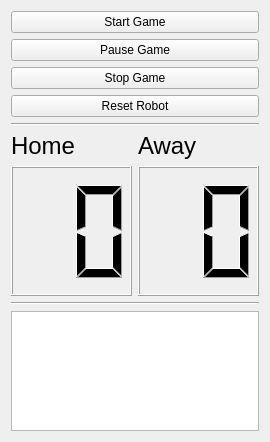
Qt form air_hockey_rqt/resource/AirHockeyManager.ui (PuzeLiu/air_hockey_stack) before a commit.
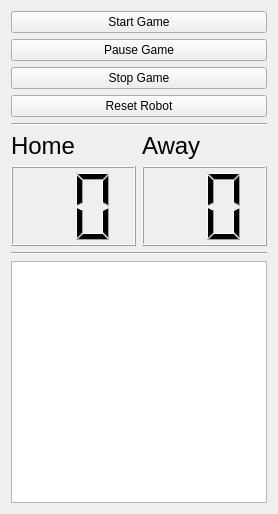
The same form after that commit.

Patch:
```diff
--- a/air_hockey_rqt/resource/AirHockeyManager.ui
+++ b/air_hockey_rqt/resource/AirHockeyManager.ui
@@ -7,7 +7,7 @@
     <x>0</x>
     <y>0</y>
     <width>270</width>
-    <height>442</height>
+    <height>514</height>
    </rect>
   </property>
   <property name="sizePolicy">
@@ -61,6 +61,9 @@
       <layout class="QHBoxLayout" name="horizontalLayout">
        <item>
         <layout class="QVBoxLayout" name="verticalLayoutAway">
+         <property name="sizeConstraint">
+          <enum>QLayout::SetFixedSize</enum>
+         </property>
          <item>
           <widget class="QLabel" name="labelAway">
            <property name="enabled">
@@ -88,7 +91,7 @@
          <item>
           <widget class="QLCDNumber" name="awayScore">
            <property name="sizePolicy">
-            <sizepolicy hsizetype="Minimum" vsizetype="MinimumExpanding">
+            <sizepolicy hsizetype="Minimum" vsizetype="Minimum">
              <horstretch>0</horstretch>
              <verstretch>0</verstretch>
             </sizepolicy>
@@ -113,6 +116,9 @@
        </item>
        <item>
         <layout class="QVBoxLayout" name="verticalLayoutHome">
+         <property name="sizeConstraint">
+          <enum>QLayout::SetFixedSize</enum>
+         </property>
          <item>
           <widget class="QLabel" name="labelHome">
            <property name="sizePolicy">
@@ -134,7 +140,7 @@
          <item>
           <widget class="QLCDNumber" name="homeScore">
            <property name="sizePolicy">
-            <sizepolicy hsizetype="Minimum" vsizetype="MinimumExpanding">
+            <sizepolicy hsizetype="Minimum" vsizetype="Minimum">
              <horstretch>0</horstretch>
              <verstretch>0</verstretch>
             </sizepolicy>
@@ -164,7 +170,7 @@
      <item>
       <widget class="QTextBrowser" name="textBrowser">
        <property name="sizePolicy">
-        <sizepolicy hsizetype="Expanding" vsizetype="Maximum">
+        <sizepolicy hsizetype="MinimumExpanding" vsizetype="MinimumExpanding">
          <horstretch>0</horstretch>
          <verstretch>0</verstretch>
         </sizepolicy>
@@ -172,7 +178,7 @@
        <property name="maximumSize">
         <size>
          <width>16777215</width>
-         <height>120</height>
+         <height>16777215</height>
         </size>
        </property>
       </widget>
```
